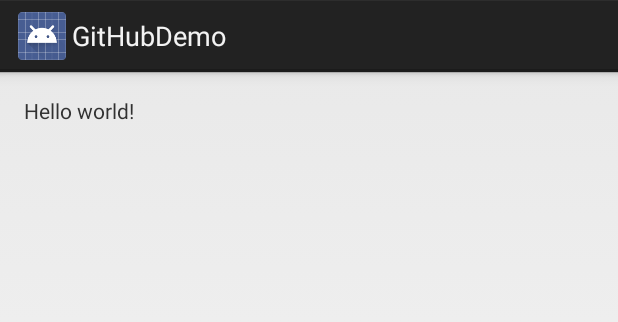
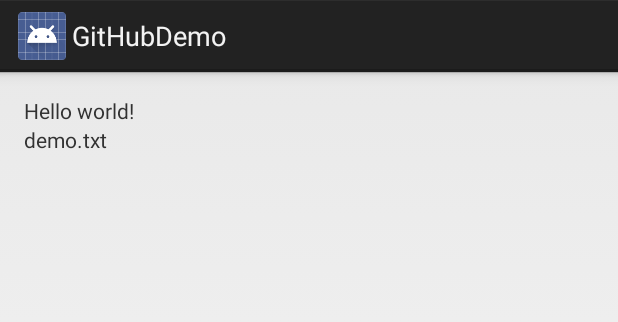
Before and after one commit to ha2/myGitHubDemo, an Android app: the layout activity_main.xml on its own in the app's theme, with its tools: preview values and no code run, on a phone screen of 412 x 824 dp. Shown: the top 322 px of the screen. Run offline under Robolectric (Android 15) with nearby library versions, the phone set to English and light mode, and no system bars.

Commit message:
2014-11-21

```diff
--- a/app/src/main/res/layout/activity_main.xml
+++ b/app/src/main/res/layout/activity_main.xml
@@ -1,11 +1,19 @@
-<RelativeLayout xmlns:android="http://schemas.android.com/apk/res/android"
+<LinearLayout xmlns:android="http://schemas.android.com/apk/res/android"
     xmlns:tools="http://schemas.android.com/tools" android:layout_width="match_parent"
     android:layout_height="match_parent" android:paddingLeft="@dimen/activity_horizontal_margin"
     android:paddingRight="@dimen/activity_horizontal_margin"
     android:paddingTop="@dimen/activity_vertical_margin"
-    android:paddingBottom="@dimen/activity_vertical_margin" tools:context=".MainActivity">
+    android:paddingBottom="@dimen/activity_vertical_margin" tools:context=".MainActivity"
+    android:orientation="vertical">
 
-    <TextView android:text="@string/hello_world" android:layout_width="wrap_content"
+    <TextView
+        android:layout_width="wrap_content"
+        android:layout_height="wrap_content"
+        android:text="@string/hello_world" />
+    <TextView
+        android:id="@+id/tvDemo"
+        android:text="demo.txt"
+        android:layout_width="match_parent"
         android:layout_height="wrap_content" />
 
-</RelativeLayout>
+</LinearLayout>
```
Also changed, not shown: app/src/main/java/hu/app/android/demo/githubdemo/MainActivity.java (+8 -20 lines).
